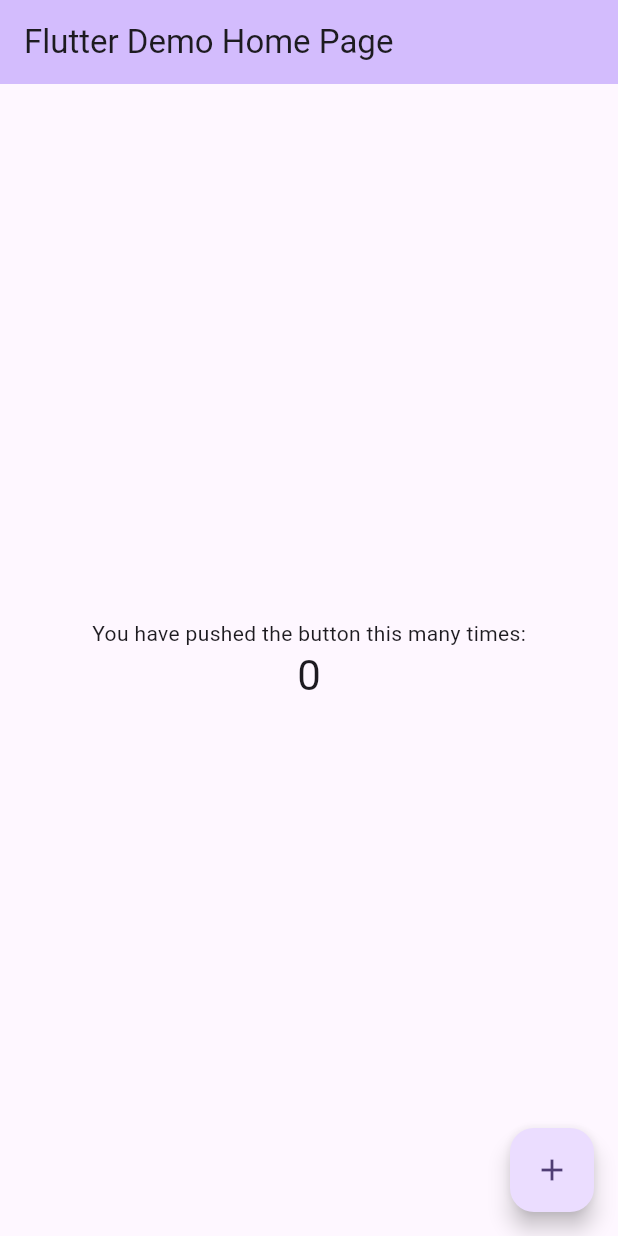
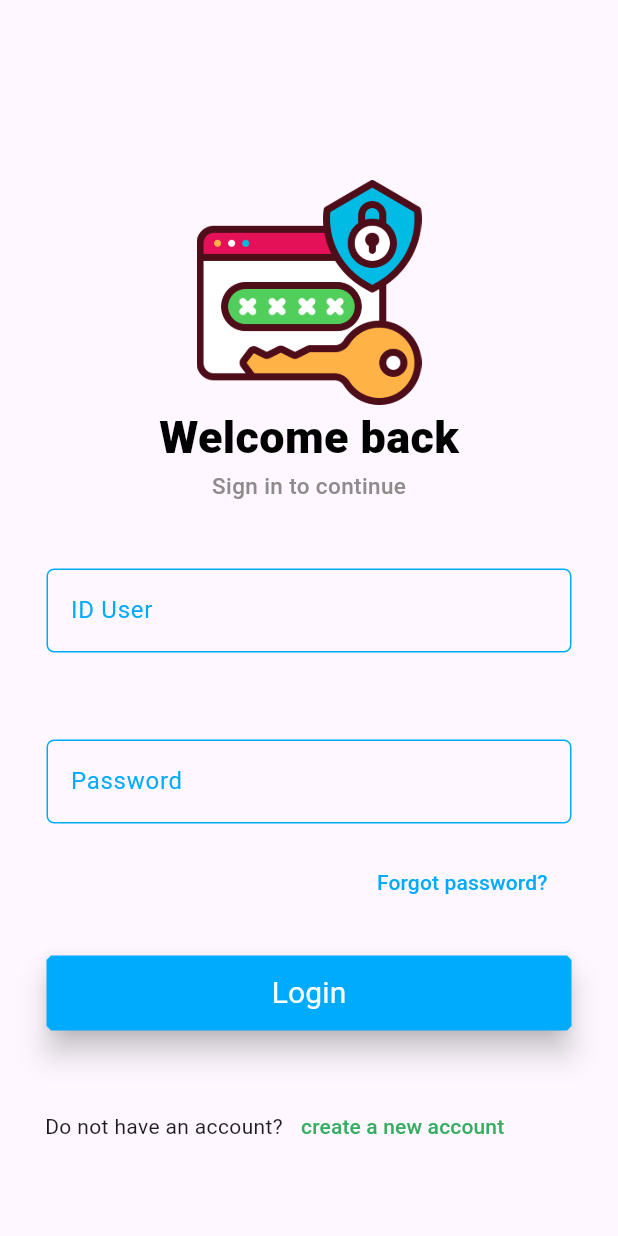
Before and after one commit to SantiagoBulla/EventsFlutterApp, a Flutter app: the screen it shows after launch, on a phone screen of 412 x 824 dp. Run offline on Flutter 3.47's test engine with Material 3 defaults, Android fonts, the phone set to English and light mode, and no system bars.

Commit message:
creates login page

```diff
--- /dev/null
+++ b/lib/components/build_form_button.dart
@@ -0,0 +1,31 @@
+import 'package:flutter/material.dart';
+
+class BuildFormButton extends StatelessWidget {
+  final String buttonName;
+
+  const BuildFormButton({super.key, required this.buttonName});
+
+  @override
+  Widget build(BuildContext context) {
+    return ElevatedButton(
+      onPressed: () {},
+      style: ElevatedButton.styleFrom(
+        backgroundColor: Color(0xff00abfe),
+        minimumSize: const Size(350, 50),
+        elevation: 8,
+        shape: const BeveledRectangleBorder(
+          borderRadius: BorderRadius.all(Radius.circular(3)),
+          side: BorderSide(color: Color(0x00003cff)),
+        ),
+      ),
+      child: Text(
+        buttonName,
+        style: TextStyle(
+          fontSize: 20,
+          color: Colors.white,
+          fontWeight: FontWeight.w400,
+        ),
+      ),
+    );
+  }
+}
--- /dev/null
+++ b/lib/components/build_header_login.dart
@@ -0,0 +1,34 @@
+import 'package:flutter/material.dart';
+
+class BuildHeaderLogin extends StatelessWidget {
+  const BuildHeaderLogin({super.key});
+
+  @override
+  Widget build(BuildContext context) {
+    return Column(
+      children: [
+        Image.asset(
+          'assets/images/login.png',
+          width: 150,
+          height: 150,
+        ),
+        const Text(
+          'Welcome back',
+          style: TextStyle(
+            fontSize: 30,
+            color: Colors.black,
+            fontWeight: FontWeight.w900,
+          ),
+        ),
+        const Text(
+          'Sign in to continue',
+          style: TextStyle(
+            fontWeight: FontWeight.w500,
+            color: Color(0xff8d8b8b),
+            fontSize: 15,
+          ),
+        ),
+      ],
+    );
+  }
+}
--- /dev/null
+++ b/lib/components/build_text_button.dart
@@ -0,0 +1,19 @@
+import 'package:flutter/material.dart';
+
+class BuildTextButton extends StatelessWidget {
+  final String value;
+  final int color;
+
+  const BuildTextButton({super.key, required this.value, required this.color});
+
+  @override
+  Widget build(BuildContext context) {
+    return TextButton(
+      onPressed: () {},
+      child: Text(
+        value,
+        style: TextStyle(color: Color(color)),
+      ),
+    );
+  }
+}
--- /dev/null
+++ b/lib/components/build_text_field.dart
@@ -0,0 +1,31 @@
+import 'package:flutter/material.dart';
+
+class BuildTextField extends StatelessWidget {
+  final String label;
+  const BuildTextField({super.key, required this.label});
+
+  @override
+  Widget build(BuildContext context) {
+    return SizedBox(
+      width: 350,
+      child: TextField(
+        decoration: InputDecoration(
+          label: Text(label),
+          labelStyle: const TextStyle(color: Color(0xff00abfe)),
+          enabledBorder: const OutlineInputBorder(
+            borderRadius: BorderRadius.all(Radius.circular(5)),
+            borderSide: BorderSide(color: Color(0xff00abfe), width: 1),
+          ),
+          focusedBorder: const OutlineInputBorder(
+            borderRadius: BorderRadius.all(Radius.circular(5)),
+            borderSide: BorderSide(color: Color(0xff36ae62), width: 1),
+          ),
+          floatingLabelStyle: const TextStyle(
+            fontSize: 20,
+            color: Color(0xff8d8b8b),
+          ),
+        ),
+      ),
+    );
+  }
+}
--- a/lib/main.dart
+++ b/lib/main.dart
@@ -1,9 +1,13 @@
+import 'package:events/screen/login_page.dart';
 import 'package:flutter/material.dart';
 
 void main() {
   runApp(const MyApp());
 }
 
+// * [[https://plugins.jetbrains.com/plugin/12895-better-highlights]]
+// ? question
+// ! error important
 class MyApp extends StatelessWidget {
   const MyApp({super.key});
 
@@ -12,114 +16,8 @@
   Widget build(BuildContext context) {
     return MaterialApp(
       title: 'Flutter Demo',
-      theme: ThemeData(
-        // This is the theme of your application.
-        //
-        // TRY THIS: Try running your application with "flutter run". You'll see
-        // the application has a purple toolbar. Then, without quitting the app,
-        // try changing the seedColor in the colorScheme below to Colors.green
-        // and then invoke "hot reload" (save your changes or press the "hot
-        // reload" button in a Flutter-supported IDE, or press "r" if you used
-        // the command line to start the app).
-        //
-        // Notice that the counter didn't reset back to zero; the application
-        // state is not lost during the reload. To reset the state, use hot
-        // restart instead.
-        //
-        // This works for code too, not just values: Most code changes can be
-        // tested with just a hot reload.
-        colorScheme: ColorScheme.fromSeed(seedColor: Colors.deepPurple),
-        useMaterial3: true,
-      ),
-      home: const MyHomePage(title: 'Flutter Demo Home Page'),
+      home: LoginPage(),
+
     );
   }
 }
-
-class MyHomePage extends StatefulWidget {
-  const MyHomePage({super.key, required this.title});
-
-  // This widget is the home page of your application. It is stateful, meaning
-  // that it has a State object (defined below) that contains fields that affect
-  // how it looks.
-
-  // This class is the configuration for the state. It holds the values (in this
-  // case the title) provided by the parent (in this case the App widget) and
-  // used by the build method of the State. Fields in a Widget subclass are
-  // always marked "final".
-
-  final String title;
-
-  @override
-  State<MyHomePage> createState() => _MyHomePageState();
-}
-
-class _MyHomePageState extends State<MyHomePage> {
-  int _counter = 0;
-
-  void _incrementCounter() {
-    setState(() {
-      // This call to setState tells the Flutter framework that something has
-      // changed in this State, which causes it to rerun the build method below
-      // so that the display can reflect the updated values. If we changed
-      // _counter without calling setState(), then the build method would not be
-      // called again, and so nothing would appear to happen.
-      _counter++;
-    });
-  }
-
-  @override
-  Widget build(BuildContext context) {
-    // This method is rerun every time setState is called, for instance as done
-    // by the _incrementCounter method above.
-    //
-    // The Flutter framework has been optimized to make rerunning build methods
-    // fast, so that you can just rebuild anything that needs updating rather
-    // than having to individually change instances of widgets.
-    return Scaffold(
-      appBar: AppBar(
-        // TRY THIS: Try changing the color here to a specific color (to
-        // Colors.amber, perhaps?) and trigger a hot reload to see the AppBar
-        // change color while the other colors stay the same.
-        backgroundColor: Theme.of(context).colorScheme.inversePrimary,
-        // Here we take the value from the MyHomePage object that was created by
-        // the App.build method, and use it to set our appbar title.
-        title: Text(widget.title),
-      ),
-      body: Center(
-        // Center is a layout widget. It takes a single child and positions it
-        // in the middle of the parent.
-        child: Column(
-          // Column is also a layout widget. It takes a list of children and
-          // arranges them vertically. By default, it sizes itself to fit its
-          // children horizontally, and tries to be as tall as its parent.
-          //
-          // Column has various properties to control how it sizes itself and
-          // how it positions its children. Here we use mainAxisAlignment to
-          // center the children vertically; the main axis here is the vertical
-          // axis because Columns are vertical (the cross axis would be
-          // horizontal).
-          //
-          // TRY THIS: Invoke "debug painting" (choose the "Toggle Debug Paint"
-          // action in the IDE, or press "p" in the console), to see the
-          // wireframe for each widget.
-          mainAxisAlignment: MainAxisAlignment.center,
-          children: <Widget>[
-            const Text(
-              'You have pushed the button this many times:',
-            ),
-            Text(
-              '$_counter',
-              style: Theme.of(context).textTheme.headlineMedium,
-            ),
-          ],
-        ),
-      ),
-      floatingActionButton: FloatingActionButton(
-        onPressed: _incrementCounter,
-        tooltip: 'Increment',
-        child: const Icon(Icons.add),
-      ), // This trailing comma makes auto-formatting nicer for build methods.
-    );
-  }
-}
--- /dev/null
+++ b/lib/screen/login_page.dart
@@ -0,0 +1,69 @@
+import 'package:events/components/build_form_button.dart';
+import 'package:events/components/build_header_login.dart';
+import 'package:events/components/build_text_button.dart';
+import 'package:events/components/build_text_field.dart';
+import 'package:flutter/material.dart';
+
+class LoginPage extends StatelessWidget {
+  const LoginPage({super.key});
+
+  @override
+  Widget build(BuildContext context) {
+    return Scaffold(
+      body: SingleChildScrollView(
+        child: Center(
+          child: Padding(
+            padding: const EdgeInsets.only(top: 120, bottom: 70),
+            child: Column(
+              mainAxisAlignment: MainAxisAlignment.center,
+              children: [
+                const BuildHeaderLogin(),
+                const SizedBox(height: 30),
+                _buildForm(width: 400, height: 200),
+                const Row(
+                  crossAxisAlignment: CrossAxisAlignment.center,
+                  children: [
+                    Spacer(),
+                    Padding(
+                      padding: EdgeInsets.symmetric(horizontal: 35),
+                      child: BuildTextButton(
+                          value: 'Forgot password?', color: 0xff00abfe),
+                    ),
+                  ],
+                ),
+                const SizedBox(height: 25),
+                const BuildFormButton(buttonName: 'Login'),
+                const SizedBox(height: 40),
+                const Padding(
+                  padding: EdgeInsets.symmetric(horizontal: 30),
+                  child: Row(
+                    children: [
+                      Text('Do not have an account?'),
+                      BuildTextButton(
+                          value: 'create a new account', color: 0xff36ae62)
+                    ],
+                  ),
+                ),
+              ],
+            ),
+          ),
+        ),
+      ),
+    );
+  }
+}
+
+Widget _buildForm({required double height, required double width}) {
+  return Container(
+    height: height,
+    width: width,
+    padding: const EdgeInsets.all(15),
+    child: const Column(
+      children: [
+        BuildTextField(label: 'ID User'),
+        Spacer(),
+        BuildTextField(label: 'Password')
+      ],
+    ),
+  );
+}
--- a/pubspec.yaml
+++ b/pubspec.yaml
@@ -59,8 +59,8 @@ flutter:
   uses-material-design: true
 
   # To add assets to your application, add an assets section, like this:
-  # assets:
-  #   - images/a_dot_burr.jpeg
+  assets:
+    - assets/images/
   #   - images/a_dot_ham.jpeg
 
   # An image asset can refer to one or more resolution-specific "variants", see
```
Also changed, not shown: assets/images/login.png (added), lib/screen/events_page.dart (added), lib/screen/home_page.dart (added).
